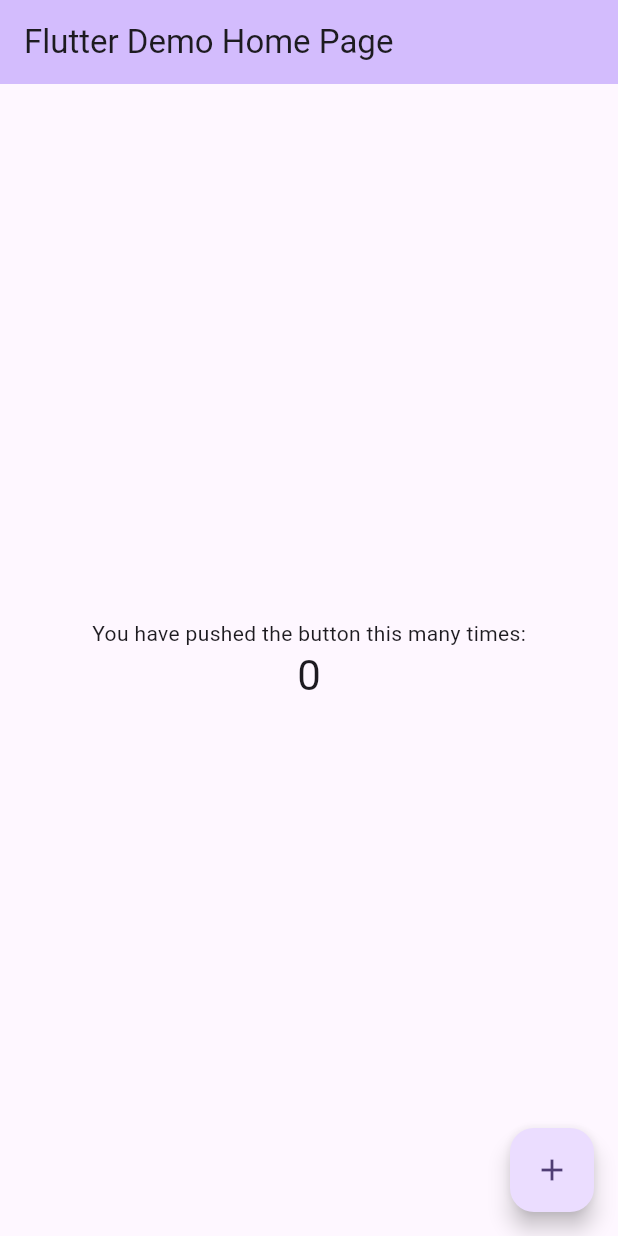
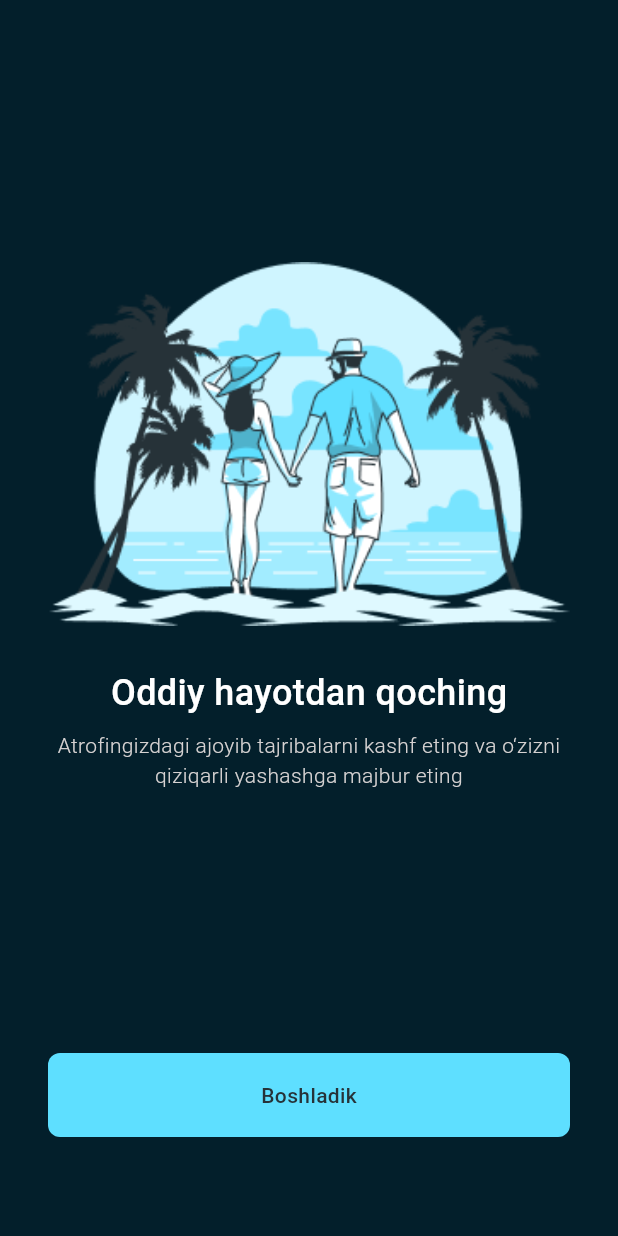
Before and after one commit to SatimovDeveloper/home_work_4, a Flutter app: the screen it shows after launch, on a phone screen of 412 x 824 dp. Run offline on Flutter 3.47's test engine with Material 3 defaults, Android fonts, the phone set to English and light mode, and no system bars.

Commit message:
welcome tugadi

```diff
--- /dev/null
+++ b/lib/config/colors.dart
@@ -0,0 +1,5 @@
+import 'dart:ui';
+
+class AppColor{
+  static Color get backgroundColor => Color(0xff031f2b);
+}
--- /dev/null
+++ b/lib/config/strings.dart
@@ -0,0 +1,9 @@
+class AppText {
+  static String get welcomeText1 => "Oddiy hayotdan qoching";
+
+  static String get welcomeText2 =>
+      "Atrofingizdagi ajoyib tajribalarni kashf eting va o‘zizni qiziqarli yashashga majbur eting";
+
+  static String get welcomeText3 => "Boshladik";
+  static String get homeText1 => "Sayohat";
+}
--- /dev/null
+++ b/lib/home_screen.dart
@@ -0,0 +1,60 @@
+import 'package:flutter/material.dart';
+import 'package:home_work_4/config/colors.dart';
+import 'package:home_work_4/config/strings.dart';
+
+class HomeScreen extends StatefulWidget {
+  const HomeScreen({super.key});
+
+  @override
+  State<HomeScreen> createState() => _HomeScreenState();
+}
+
+class _HomeScreenState extends State<HomeScreen> {
+  final searchController = TextEditingController();
+
+  @override
+  Widget build(BuildContext context) {
+    return Scaffold(
+      backgroundColor: AppColor.backgroundColor,
+      appBar: AppBar(
+        backgroundColor: AppColor.backgroundColor,
+        title: Padding(
+          padding: const EdgeInsets.only(left: 16.0),
+          child: Text(
+            AppText.homeText1,
+            style: const TextStyle(
+                color: Colors.white, fontSize: 24, fontWeight: FontWeight.w600),
+          ),
+        ),
+      ),
+      body: Column(
+        crossAxisAlignment: CrossAxisAlignment.start,
+        mainAxisAlignment: MainAxisAlignment.start,
+        children: [
+        const SizedBox(
+        height: 16,
+      ),
+      Padding(
+        padding: const EdgeInsets.symmetric(
+          horizontal: 32,
+        ),
+        child: TextField(
+            controller: searchController,
+            decoration: const InputDecoration(
+                suffixIcon:  Icon(Icons.search, color: Color(0xffd6d2d2),),
+                border: OutlineInputBorder(borderSide: BorderSide.none),
+            filled: true,
+            fillColor: Color(0xff263238),
+            hintText: "Qidiruv",
+            hintStyle: TextStyle(
+                color: Color(0xffa5a5a5),
+                fontSize: 16,
+                fontWeight: FontWeight.w300)),
+
+      ),
+    )],
+    )
+    ,
+    );
+  }
+}
--- a/lib/main.dart
+++ b/lib/main.dart
@@ -1,125 +1,23 @@
 import 'package:flutter/material.dart';
+import 'package:home_work_4/welcome_screen.dart';
 
 void main() {
   runApp(const MyApp());
 }
 
-class MyApp extends StatelessWidget {
+class MyApp extends StatefulWidget {
   const MyApp({super.key});
 
-  // This widget is the root of your application.
+  @override
+  State<MyApp> createState() => _MyAppState();
+}
+
+class _MyAppState extends State<MyApp> {
   @override
   Widget build(BuildContext context) {
     return MaterialApp(
-      title: 'Flutter Demo',
-      theme: ThemeData(
-        // This is the theme of your application.
-        //
-        // TRY THIS: Try running your application with "flutter run". You'll see
-        // the application has a purple toolbar. Then, without quitting the app,
-        // try changing the seedColor in the colorScheme below to Colors.green
-        // and then invoke "hot reload" (save your changes or press the "hot
-        // reload" button in a Flutter-supported IDE, or press "r" if you used
-        // the command line to start the app).
-        //
-        // Notice that the counter didn't reset back to zero; the application
-        // state is not lost during the reload. To reset the state, use hot
-        // restart instead.
-        //
-        // This works for code too, not just values: Most code changes can be
-        // tested with just a hot reload.
-        colorScheme: ColorScheme.fromSeed(seedColor: Colors.deepPurple),
-        useMaterial3: true,
-      ),
-      home: const MyHomePage(title: 'Flutter Demo Home Page'),
+      debugShowCheckedModeBanner: false,
+      home: WelcomeScreen(),
     );
   }
 }
-
-class MyHomePage extends StatefulWidget {
-  const MyHomePage({super.key, required this.title});
-
-  // This widget is the home page of your application. It is stateful, meaning
-  // that it has a State object (defined below) that contains fields that affect
-  // how it looks.
-
-  // This class is the configuration for the state. It holds the values (in this
-  // case the title) provided by the parent (in this case the App widget) and
-  // used by the build method of the State. Fields in a Widget subclass are
-  // always marked "final".
-
-  final String title;
-
-  @override
-  State<MyHomePage> createState() => _MyHomePageState();
-}
-
-class _MyHomePageState extends State<MyHomePage> {
-  int _counter = 0;
-
-  void _incrementCounter() {
-    setState(() {
-      // This call to setState tells the Flutter framework that something has
-      // changed in this State, which causes it to rerun the build method below
-      // so that the display can reflect the updated values. If we changed
-      // _counter without calling setState(), then the build method would not be
-      // called again, and so nothing would appear to happen.
-      _counter++;
-    });
-  }
-
-  @override
-  Widget build(BuildContext context) {
-    // This method is rerun every time setState is called, for instance as done
-    // by the _incrementCounter method above.
-    //
-    // The Flutter framework has been optimized to make rerunning build methods
-    // fast, so that you can just rebuild anything that needs updating rather
-    // than having to individually change instances of widgets.
-    return Scaffold(
-      appBar: AppBar(
-        // TRY THIS: Try changing the color here to a specific color (to
-        // Colors.amber, perhaps?) and trigger a hot reload to see the AppBar
-        // change color while the other colors stay the same.
-        backgroundColor: Theme.of(context).colorScheme.inversePrimary,
-        // Here we take the value from the MyHomePage object that was created by
-        // the App.build method, and use it to set our appbar title.
-        title: Text(widget.title),
-      ),
-      body: Center(
-        // Center is a layout widget. It takes a single child and positions it
-        // in the middle of the parent.
-        child: Column(
-          // Column is also a layout widget. It takes a list of children and
-          // arranges them vertically. By default, it sizes itself to fit its
-          // children horizontally, and tries to be as tall as its parent.
-          //
-          // Column has various properties to control how it sizes itself and
-          // how it positions its children. Here we use mainAxisAlignment to
-          // center the children vertically; the main axis here is the vertical
-          // axis because Columns are vertical (the cross axis would be
-          // horizontal).
-          //
-          // TRY THIS: Invoke "debug painting" (choose the "Toggle Debug Paint"
-          // action in the IDE, or press "p" in the console), to see the
-          // wireframe for each widget.
-          mainAxisAlignment: MainAxisAlignment.center,
-          children: <Widget>[
-            const Text(
-              'You have pushed the button this many times:',
-            ),
-            Text(
-              '$_counter',
-              style: Theme.of(context).textTheme.headlineMedium,
-            ),
-          ],
-        ),
-      ),
-      floatingActionButton: FloatingActionButton(
-        onPressed: _incrementCounter,
-        tooltip: 'Increment',
-        child: const Icon(Icons.add),
-      ), // This trailing comma makes auto-formatting nicer for build methods.
-    );
-  }
-}
--- /dev/null
+++ b/lib/welcome_screen.dart
@@ -0,0 +1,91 @@
+import 'package:flutter/material.dart';
+import 'package:home_work_4/config/colors.dart';
+import 'package:home_work_4/config/strings.dart';
+
+import 'home_screen.dart';
+
+class WelcomeScreen extends StatelessWidget {
+  const WelcomeScreen({super.key});
+
+  @override
+  Widget build(BuildContext context) {
+    return Scaffold(
+      backgroundColor: AppColor.backgroundColor,
+      body: Column(
+        crossAxisAlignment: CrossAxisAlignment.center,
+        mainAxisAlignment: MainAxisAlignment.center,
+        children: [
+          const Spacer(),
+          Padding(
+            padding: const EdgeInsets.symmetric(horizontal: 32),
+            child: Container(
+              width: double.infinity,
+              child: Image.asset(
+                "assets/images/welcome_bg.png",
+                fit: BoxFit.fitWidth,
+              ),
+            ),
+          ),
+          const SizedBox(
+            height: 28,
+          ),
+          Padding(
+            padding: const EdgeInsets.symmetric(horizontal: 32),
+            child: Container(
+              alignment: Alignment.center,
+              width: double.infinity,
+              child: Text(
+                AppText.welcomeText1,
+                style: const TextStyle(
+                    color: Colors.white,
+                    fontSize: 24,
+                    fontWeight: FontWeight.w500),
+              ),
+            ),
+          ),
+          Padding(
+            padding: const EdgeInsets.only(left: 32, right: 32, top: 8),
+            child: Container(
+              alignment: Alignment.center,
+              width: double.infinity,
+              child: Text(
+                textAlign: TextAlign.center,
+                AppText.welcomeText2,
+                style: const TextStyle(
+                    color: Color(0xffd6d2d2),
+                    fontSize: 14,
+                    fontWeight: FontWeight.w300),
+              ),
+            ),
+          ),
+          const Spacer(),
+          Padding(
+            padding: const EdgeInsets.only(left: 32, right: 32, bottom: 66),
+            child: InkWell(
+              onTap: () {
+                Navigator.of(context).pushReplacement(
+                    MaterialPageRoute(builder: (context) => const HomeScreen()));
+              },
+              child: Container(
+                alignment: Alignment.center,
+                padding: const EdgeInsets.symmetric(vertical: 16),
+                width: double.infinity,
+                height: 56,
+                decoration: BoxDecoration(
+                    borderRadius: BorderRadius.circular(8),
+                    color: const Color(0xff5edfff)),
+                child: Text(
+                  AppText.welcomeText3,
+                  style: const TextStyle(
+                      color: Color(0xff263238),
+                      fontSize: 14,
+                      fontWeight: FontWeight.w500),
+                ),
+              ),
+            ),
+          )
+        ],
+      ),
+    );
+  }
+}
--- a/pubspec.yaml
+++ b/pubspec.yaml
@@ -59,8 +59,8 @@ flutter:
   uses-material-design: true
 
   # To add assets to your application, add an assets section, like this:
-  # assets:
-  #   - images/a_dot_burr.jpeg
+  assets:
+    - assets/images/
   #   - images/a_dot_ham.jpeg
 
   # An image asset can refer to one or more resolution-specific "variants", see
```
Also changed, not shown: assets/images/welcome_bg.png (added).
